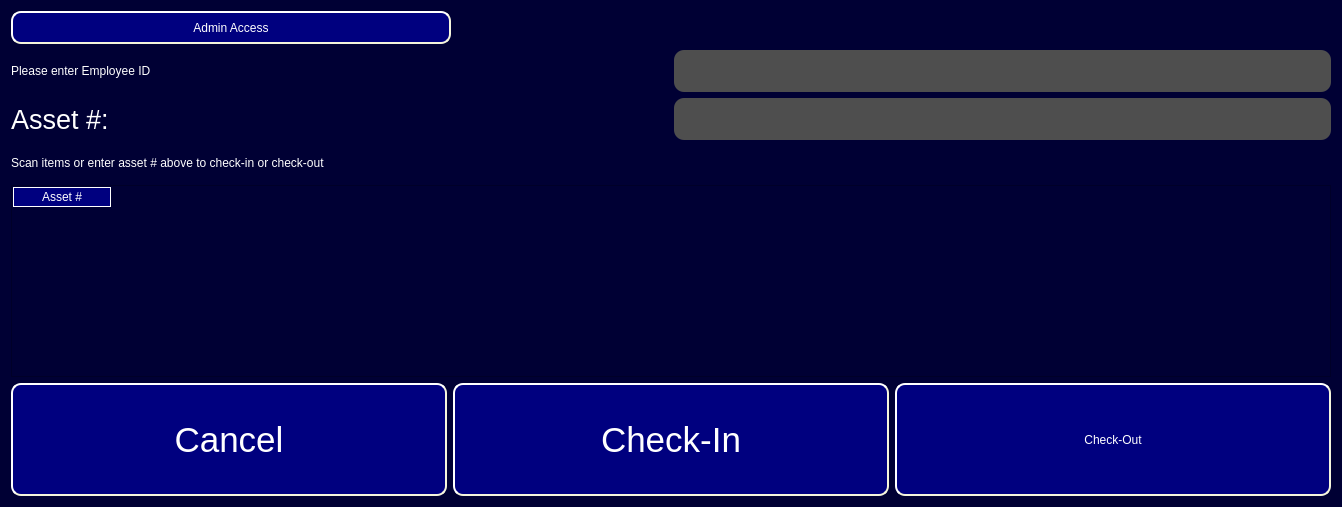
Capstone-RFID/Code, file ui/Etek_main_window_All_In_One.ui: the form before one commit.
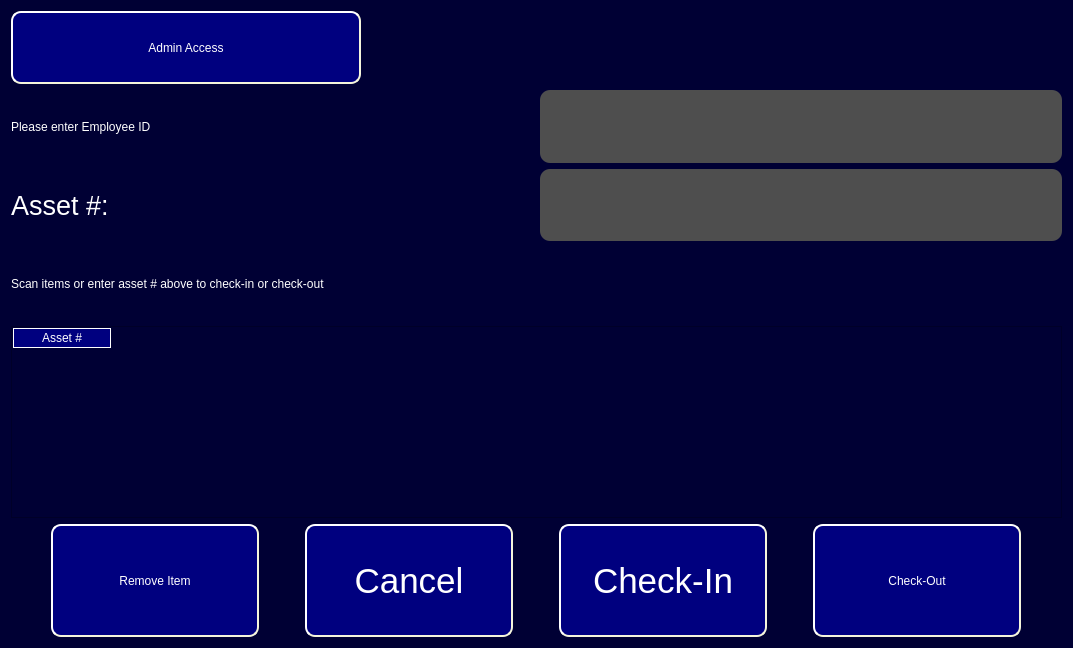
The form after the commit.

Patch:
```diff
--- a/ui/Etek_main_window_All_In_One.ui
+++ b/ui/Etek_main_window_All_In_One.ui
@@ -6,8 +6,8 @@
    <rect>
     <x>0</x>
     <y>0</y>
-    <width>1342</width>
-    <height>507</height>
+    <width>1073</width>
+    <height>648</height>
    </rect>
   </property>
   <property name="sizePolicy">
@@ -244,6 +244,48 @@
        <property name="sizeConstraint">
         <enum>QLayout::SetMinimumSize</enum>
        </property>
+       <item>
+        <widget class="QPushButton" name="RemoveItem_Button">
+         <property name="sizePolicy">
+          <sizepolicy hsizetype="Expanding" vsizetype="Fixed">
+           <horstretch>0</horstretch>
+           <verstretch>0</verstretch>
+          </sizepolicy>
+         </property>
+         <property name="minimumSize">
+          <size>
+           <width>200</width>
+           <height>113</height>
+          </size>
+         </property>
+         <property name="maximumSize">
+          <size>
+           <width>208</width>
+           <height>113</height>
+          </size>
+         </property>
+         <property name="styleSheet">
+          <string notr="true">QPushButton#RemoveItem_Button {
+background-color: rgb(0, 0, 127);
+color: rgb(255, 255, 255);
+border-style: outset;
+border-width: 2px;
+border-radius: 10px;
+border-color: beige;
+font: 26pt &quot;MS Shell Dlg 2&quot;;
+min-width: 10em;
+padding: 6px;
+}
+QPushButton#RemoveItem_Button:pressed {
+    background-color: rgb(0, 0, 80);
+    border-style: inset;
+}</string>
+         </property>
+         <property name="text">
+          <string>Remove Item</string>
+         </property>
+        </widget>
+       </item>
        <item>
         <widget class="QPushButton" name="Cancel_Button">
          <property name="sizePolicy">
@@ -254,7 +296,7 @@
          </property>
          <property name="minimumSize">
           <size>
-           <width>436</width>
+           <width>200</width>
            <height>113</height>
           </size>
          </property>
@@ -305,7 +347,7 @@
          </property>
          <property name="minimumSize">
           <size>
-           <width>436</width>
+           <width>200</width>
            <height>113</height>
           </size>
          </property>
@@ -362,7 +404,7 @@
          </property>
          <property name="minimumSize">
           <size>
-           <width>436</width>
+           <width>200</width>
            <height>113</height>
           </size>
          </property>
```
Left out of the diff: 8 changed lines with no effect on the pictures.
